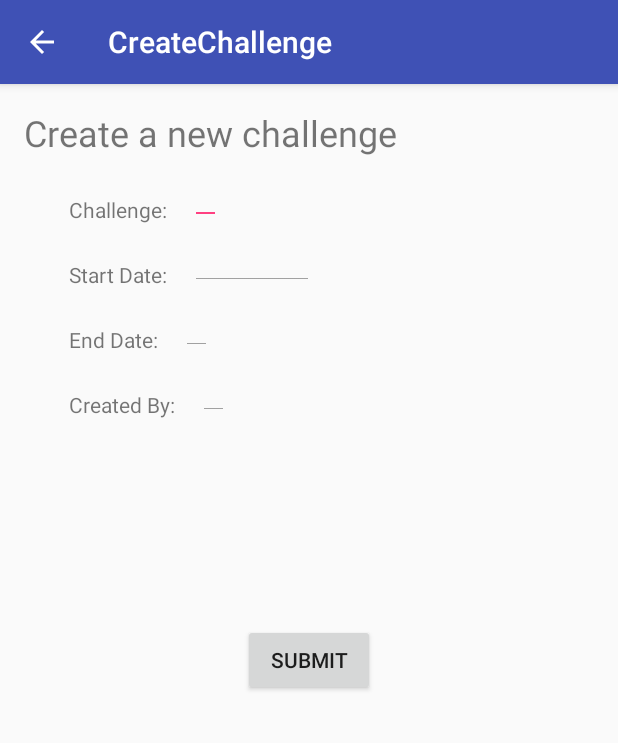
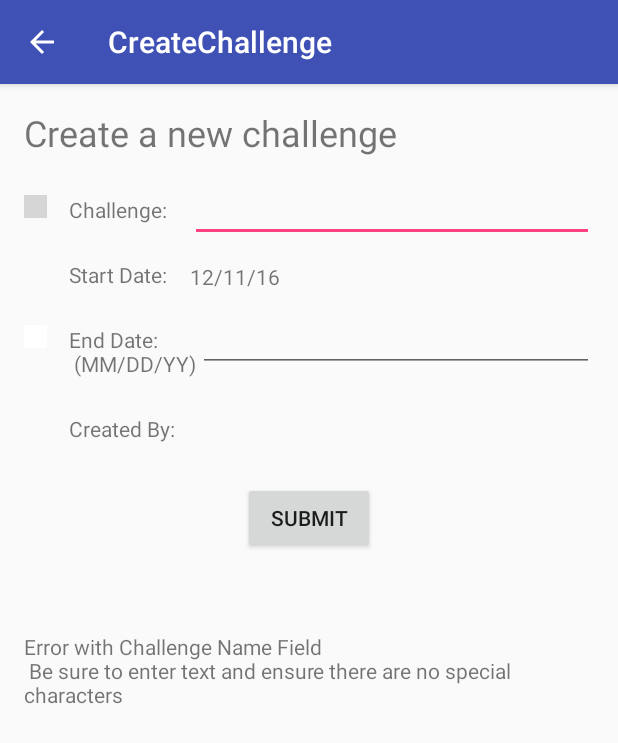
Before and after one commit to quinnbanet359/SustainGame, an Android app: the CreateChallenge screen opened directly, with no data from a screen before it, after a tap on "SUBMIT", on a phone screen of 412 x 824 dp. Shown: the top 743 px of the screen. Run offline under Robolectric (Android 15) with nearby library versions, the phone set to English and light mode, and no system bars; our stand-ins replace Firebase (no records; nobody signed in at launch, a user with empty details on screens opened directly); libraries missing offline, so code that uses them is left out: com.facebook; 3 statements that could not run were skipped; grey boxes are pictures that could not be loaded.

Commit message:
Create Has Validation
very weak, all it does is check isEmpty(), but better than nothing. it
also properly displays an error message and a red error block next to
the field. Still need to post to firebase

```diff
--- a/app/src/main/java/com/quinnbanet/sustaingame/CreateChallenge.java
+++ b/app/src/main/java/com/quinnbanet/sustaingame/CreateChallenge.java
@@ -32,23 +32,14 @@ public class CreateChallenge extends AppCompatActivity {
 
         getSupportActionBar().setDisplayHomeAsUpEnabled(true);
 
-        //hide error fields
-        final ImageView challengeError = (ImageView) findViewById(R.id.nameError);
-        final ImageView endDateError = (ImageView) findViewById(R.id.endDateError);
-        final TextView errorMessage = (TextView) findViewById(R.id.errorMessage);
-        challengeError.setVisibility(View.INVISIBLE);
-        endDateError.setVisibility(View.INVISIBLE);
-        errorMessage.setVisibility(View.INVISIBLE);
-
-
         //set "start date" and "created by" for current user
-        EditText startDate = (EditText) findViewById(R.id.createSDContent);
+        TextView startDate = (TextView) findViewById(R.id.createSDContent);
         SimpleDateFormat sdf = new SimpleDateFormat("MM/dd/yy");
         String currentDate= sdf.format(new Date());
         startDate.setText(currentDate);
         Log.d("setLogs",currentDate);
 
-        EditText userName = (EditText) findViewById(R.id.createCreatedByContent);
+        TextView userName = (TextView) findViewById(R.id.createCreatedByContent);
         Profile profile = Profile.getCurrentProfile();
         userName.setText(profile.getName());
         Log.d("setLogs",profile.getName());
@@ -57,6 +48,17 @@ public class CreateChallenge extends AppCompatActivity {
         button.setOnClickListener(new View.OnClickListener() {
             @Override
             public void onClick(View view) {
+                // declare error fields
+                ImageView challengeError = (ImageView) findViewById(R.id.nameError);
+                ImageView endDateError = (ImageView) findViewById(R.id.endDateError);
+                ImageView challengeErrorCover = (ImageView) findViewById(R.id.nameErrorCover);
+                ImageView endDateErrorCover = (ImageView) findViewById(R.id.endDateErrorCover);
+                TextView errorMessage = (TextView) findViewById(R.id.errorMessage);
+
+                //reset errors
+                challengeErrorCover.setVisibility(View.VISIBLE);
+                endDateErrorCover.setVisibility(View.VISIBLE);
+
                 //validate fields
                 EditText challenge = (EditText) findViewById(R.id.createChallengeContent);
                 EditText endDate = (EditText) findViewById(R.id.createEDContent);
@@ -65,23 +67,22 @@ public class CreateChallenge extends AppCompatActivity {
                 Log.d("getLogs",enteredChallenge);
                 Log.d("getLogs",enteredEndDate);
 
+
                 String specialChars = ""; //TODO: look up and fill with java special chars in string
                 String specialReturns = ""; //TODO: look up and fill with java special return chars in string
 
-                if (enteredChallenge == " " || enteredChallenge == null || enteredChallenge == "") { //TODO: if or.contains special chars
-                    challengeError.setVisibility(View.VISIBLE);
+                if (enteredChallenge.isEmpty()) { //TODO: if or.contains special chars
+                    Log.d("ifLog","got to if");
+                    challengeErrorCover.setVisibility(View.INVISIBLE);
                     errorMessage.setText("Error with Challenge Name Field \n Be sure to enter text and ensure there are no special characters");
                 }
-                else if (enteredEndDate == " " || enteredEndDate == null || enteredEndDate == "") { //TODO: if or.contains special chars
-                    endDateError.setVisibility(View.VISIBLE);
+                else if (enteredEndDate.isEmpty()) { //TODO: if or.contains special chars
+                    Log.d("ifLog","got to else if");
+                    endDateErrorCover.setVisibility(View.INVISIBLE);
                     errorMessage.setText("Enter Date as 12/10/16 \n Error with End Date Field \n Be sure to enter text and ensure there are no special characters");
                 }
                 else {
-                    // remove any previously activated fields
-                    challengeError.setVisibility(View.INVISIBLE);
-                    endDateError.setVisibility(View.INVISIBLE);
-                    errorMessage.setText("");
-                    errorMessage.setVisibility(View.INVISIBLE);
+
 
                     //TODO: Send info to firebase
                 }
--- a/app/src/main/res/layout/content_create_challenge.xml
+++ b/app/src/main/res/layout/content_create_challenge.xml
@@ -18,7 +18,6 @@
         android:layout_width="wrap_content"
         android:layout_height="wrap_content"
         android:id="@+id/createTitle"
-        android:fontFeatureSettings="ss"
         android:textSize="24sp" />
 
     <TextView
@@ -31,17 +30,6 @@
         android:layout_marginTop="25dp"
         android:layout_marginLeft="30dp"/>
 
-    <EditText
-        android:text=""
-        android:layout_width="wrap_content"
-        android:layout_height="wrap_content"
-        android:id="@+id/createChallengeContent"
-        android:layout_below="@+id/createTitle"
-        android:layout_toEndOf="@+id/createChallengeTitle"
-        android:layout_marginLeft="15dp"
-        android:layout_marginTop="25dp"
-        android:layout_above="@+id/createSDTitle" />
-
     <TextView
         android:text="Start Date:"
         android:layout_width="wrap_content"
@@ -51,8 +39,7 @@
         android:layout_below="@+id/createChallengeTitle"
         android:layout_alignStart="@+id/createChallengeTitle" />
 
-    <EditText
-        android:text=""
+    <TextView
         android:layout_width="wrap_content"
         android:layout_height="wrap_content"
         android:id="@+id/createSDContent"
@@ -60,28 +47,17 @@
         android:layout_toEndOf="@+id/createSDTitle"
         android:layout_marginLeft="15dp"
         android:layout_marginTop="25dp"
-        android:layout_above="@+id/createEDContent" />
+        android:layout_above="@+id/createEDContent"
+        android:editable="false"/>
 
     <TextView
-        android:text="End Date:"
+        android:text="End Date: \n (MM/DD/YY)"
         android:layout_width="wrap_content"
         android:layout_height="wrap_content"
         android:id="@+id/createEDTitle"
         android:layout_marginTop="24dp"
         android:layout_below="@+id/createSDTitle"
         android:layout_alignStart="@+id/createChallengeTitle" />
-
-    <EditText
-        android:text=""
-        android:inputType="date"
-        android:layout_width="wrap_content"
-        android:layout_height="wrap_content"
-        android:id="@+id/createEDContent"
-        android:layout_below="@+id/createSDTitle"
-        android:layout_toEndOf="@+id/createEDTitle"
-        android:layout_marginLeft="15dp"
-        android:layout_marginTop="25dp"
-        android:layout_above="@+id/createCreatedByContent" />
 
     <TextView
         android:text="Created By:"
@@ -92,8 +68,7 @@
         android:layout_below="@+id/createEDTitle"
         android:layout_alignStart="@+id/createEDTitle" />
 
-    <EditText
-        android:text=""
+    <TextView
         android:layout_width="wrap_content"
         android:layout_height="wrap_content"
         android:id="@+id/createCreatedByContent"
@@ -101,23 +76,16 @@
         android:layout_toEndOf="@+id/createCreatedByTitle"
         android:layout_marginLeft="15dp"
         android:layout_marginTop="25dp"
-        android:layout_alignBottom="@+id/createCreatedByTitle"/>
-
-    <Button
-        android:text="Submit"
-        android:layout_width="wrap_content"
-        android:layout_height="wrap_content"
-        android:id="@+id/createBtn"
-        android:layout_centerVertical="true"
-        android:layout_centerHorizontal="true" />
+        android:layout_alignBottom="@+id/createCreatedByTitle"
+        android:editable="false"/>
 
     <TextView
-        android:layout_width="wrap_content"
+        android:layout_width="match_parent"
         android:layout_height="wrap_content"
         android:layout_marginTop="52dp"
         android:id="@+id/errorMessage"
         android:layout_below="@+id/createBtn"
-        android:layout_centerHorizontal="true" />
+        android:layout_alignParentStart="true" />
 
     <ImageView
         android:layout_width="15dp"
@@ -131,11 +99,57 @@
     <ImageView
         android:layout_width="15dp"
         android:layout_height="15dp"
+        app:srcCompat="@android:color/white"
+        android:id="@+id/nameErrorCover"
+        android:layout_alignTop="@+id/nameError"
+        android:layout_alignParentStart="true" />
+
+    <ImageView
+        android:layout_width="15dp"
+        android:layout_height="15dp"
         app:srcCompat="@color/errorColor"
         android:layout_marginEnd="11dp"
         android:id="@+id/endDateError"
         android:layout_alignParentStart="true"
-        android:layout_alignTop="@+id/createEDContent"
-        android:layout_alignBottom="@+id/createEDTitle" />
+        android:layout_alignTop="@+id/createEDTitle" />
+
+    <ImageView
+        android:layout_width="15dp"
+        android:layout_height="15dp"
+        app:srcCompat="@android:color/white"
+        android:layout_marginEnd="11dp"
+        android:id="@+id/endDateErrorCover"
+        android:layout_alignParentStart="true"
+        android:layout_alignTop="@+id/createEDTitle" />
+
+    <EditText
+        android:layout_width="wrap_content"
+        android:layout_height="wrap_content"
+        android:id="@+id/createChallengeContent"
+        android:layout_marginLeft="15dp"
+        android:layout_alignBaseline="@+id/createChallengeTitle"
+        android:layout_alignBottom="@+id/createChallengeTitle"
+        android:layout_alignParentEnd="true"
+        android:layout_toEndOf="@+id/createSDTitle" />
+
+    <EditText
+        android:inputType="date"
+        android:layout_width="wrap_content"
+        android:layout_height="wrap_content"
+        android:id="@+id/createEDContent"
+        android:layout_marginLeft="15dp"
+        android:layout_alignBaseline="@+id/createEDTitle"
+        android:layout_alignBottom="@+id/createEDTitle"
+        android:layout_alignEnd="@+id/createChallengeContent"
+        android:layout_toEndOf="@+id/createCreatedByTitle" />
+
+    <Button
+        android:text="Submit"
+        android:layout_width="wrap_content"
+        android:layout_height="wrap_content"
+        android:id="@+id/createBtn"
+        android:layout_below="@+id/createCreatedByContent"
+        android:layout_centerHorizontal="true"
+        android:layout_marginTop="26dp" />
 
 </RelativeLayout>
--- a/app/src/main/res/layout/fragment_completed_challenge.xml
+++ b/app/src/main/res/layout/fragment_completed_challenge.xml
@@ -7,21 +7,25 @@
 
     <ListView
         android:layout_width="match_parent"
-        android:layout_height="255dp"
+        android:layout_height="match_parent"
         android:layout_gravity="bottom"
         android:id="@+id/completedList"
-        android:layout_below="@+id/completedListTitle" />
+        android:layout_below="@+id/completedListTitle"
+        android:layout_alignParentBottom="true"
+        android:layout_alignParentStart="true"
+        android:layout_alignParentEnd="true" />
 
     <TextView
         android:text="Your Completed Challanges"
-        android:layout_width="433dp"
-        android:layout_height="wrap_content"
+        android:layout_width="wrap_content"
+        android:layout_height="30dp"
         android:id="@+id/completedListTitle"
         android:textAppearance="@style/TextAppearance.AppCompat.Headline"
         android:layout_gravity="center_vertical"
         android:background="@color/Teal"
         android:gravity="center_vertical"
         android:layout_centerVertical="true"
-        android:layout_alignParentStart="true" />
+        android:layout_alignParentStart="true"
+        android:layout_alignParentEnd="true" />
 
 </RelativeLayout>
--- a/app/src/main/res/layout/fragment_current_challenge.xml
+++ b/app/src/main/res/layout/fragment_current_challenge.xml
@@ -6,7 +6,7 @@
 
     <TextView
         android:layout_width="match_parent"
-        android:layout_height="47dp"
+        android:layout_height="30dp"
         android:text="Your Current Challenges"
         android:textAppearance="@style/TextAppearance.AppCompat.Headline"
         android:background="@color/Teal"
```
Also changed, not shown: app/src/main/java/com/quinnbanet/sustaingame/AuthDashboard.java (+7 -0 lines).
